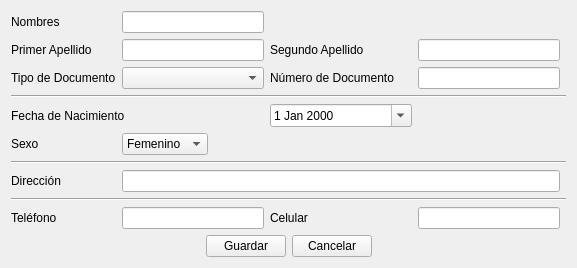
First picture: the form in ui_cliente_datos.ui, repository benArambide/ProyFinal-IS2, before the edit.
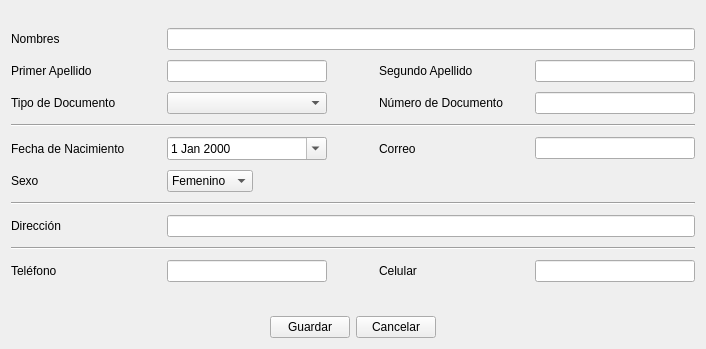
Second picture: the form after the edit.

Commit message: clientes completo, solo falta buscar

What changed in the file:
```diff
--- a/ui_cliente_datos.ui
+++ b/ui_cliente_datos.ui
@@ -6,45 +6,221 @@
    <rect>
     <x>0</x>
     <y>0</y>
-    <width>577</width>
-    <height>254</height>
+    <width>706</width>
+    <height>349</height>
    </rect>
   </property>
   <property name="windowTitle">
    <string>Form</string>
   </property>
+  <layout class="QGridLayout" name="gridLayout_3">
+   <item row="0" column="0">
   <layout class="QGridLayout" name="gridLayout_2">
    <item row="0" column="0">
-    <layout class="QGridLayout" name="gridLayout">
-     <item row="0" column="0">
+      <layout class="QGridLayout" name="gridLayout_4">
+       <item row="3" column="4">
+        <widget class="QLineEdit" name="lineEdit_nroDoc"/>
+       </item>
+       <item row="4" column="0" colspan="5">
+        <widget class="Line" name="line">
+         <property name="orientation">
+          <enum>Qt::Horizontal</enum>
+         </property>
+        </widget>
+       </item>
+       <item row="0" column="4">
+        <spacer name="horizontalSpacer_12">
+         <property name="orientation">
+          <enum>Qt::Horizontal</enum>
+         </property>
+         <property name="sizeType">
+          <enum>QSizePolicy::Fixed</enum>
+         </property>
+         <property name="sizeHint" stdset="0">
+          <size>
+           <width>150</width>
+           <height>13</height>
+          </size>
+         </property>
+        </spacer>
+       </item>
+       <item row="2" column="3">
+        <widget class="QLabel" name="label_29">
+         <property name="text">
+          <string>Segundo Apellido</string>
+         </property>
+        </widget>
+       </item>
+       <item row="3" column="3">
+        <widget class="QLabel" name="label_16">
+         <property name="text">
+          <string>Número de Documento</string>
+         </property>
+        </widget>
+       </item>
+       <item row="1" column="0">
       <widget class="QLabel" name="label_25">
        <property name="text">
         <string>Nombres</string>
        </property>
       </widget>
      </item>
-     <item row="2" column="0">
+       <item row="1" column="1" colspan="4">
+        <widget class="QLineEdit" name="lineEdit_nombres">
+         <property name="focusPolicy">
+          <enum>Qt::StrongFocus</enum>
+         </property>
+         <property name="contextMenuPolicy">
+          <enum>Qt::DefaultContextMenu</enum>
+         </property>
+        </widget>
+       </item>
+       <item row="0" column="1">
+        <spacer name="horizontalSpacer_7">
+         <property name="orientation">
+          <enum>Qt::Horizontal</enum>
+         </property>
+         <property name="sizeType">
+          <enum>QSizePolicy::Fixed</enum>
+         </property>
+         <property name="sizeHint" stdset="0">
+          <size>
+           <width>150</width>
+           <height>13</height>
+          </size>
+         </property>
+        </spacer>
+       </item>
+       <item row="0" column="3">
+        <spacer name="horizontalSpacer_11">
+         <property name="orientation">
+          <enum>Qt::Horizontal</enum>
+         </property>
+         <property name="sizeType">
+          <enum>QSizePolicy::Fixed</enum>
+         </property>
+         <property name="sizeHint" stdset="0">
+          <size>
+           <width>150</width>
+           <height>13</height>
+          </size>
+         </property>
+        </spacer>
+       </item>
+       <item row="0" column="2">
+        <spacer name="horizontalSpacer_8">
+         <property name="orientation">
+          <enum>Qt::Horizontal</enum>
+         </property>
+         <property name="sizeType">
+          <enum>QSizePolicy::Fixed</enum>
+         </property>
+         <property name="sizeHint" stdset="0">
+          <size>
+           <width>40</width>
+           <height>13</height>
+          </size>
+         </property>
+        </spacer>
+       </item>
+       <item row="3" column="0">
       <widget class="QLabel" name="label_24">
        <property name="text">
         <string>Tipo de Documento</string>
        </property>
       </widget>
      </item>
-     <item row="4" column="0" colspan="5">
-      <widget class="Line" name="line">
+       <item row="10" column="1">
+        <widget class="QLineEdit" name="lineEdit_telefono"/>
+       </item>
+       <item row="7" column="0" colspan="5">
+        <widget class="Line" name="line_2">
        <property name="orientation">
         <enum>Qt::Horizontal</enum>
        </property>
       </widget>
      </item>
-     <item row="5" column="0" colspan="2">
+       <item row="5" column="0">
       <widget class="QLabel" name="label_28">
        <property name="text">
         <string>Fecha de Nacimiento</string>
        </property>
       </widget>
      </item>
-     <item row="5" column="2">
+       <item row="9" column="0" colspan="5">
+        <widget class="Line" name="line_3">
+         <property name="orientation">
+          <enum>Qt::Horizontal</enum>
+         </property>
+        </widget>
+       </item>
+       <item row="2" column="0">
+        <widget class="QLabel" name="label_21">
+         <property name="text">
+          <string>Primer Apellido</string>
+         </property>
+        </widget>
+       </item>
+       <item row="10" column="0">
+        <widget class="QLabel" name="label_22">
+         <property name="text">
+          <string>Teléfono</string>
+         </property>
+        </widget>
+       </item>
+       <item row="0" column="0">
+        <spacer name="horizontalSpacer_4">
+         <property name="orientation">
+          <enum>Qt::Horizontal</enum>
+         </property>
+         <property name="sizeType">
+          <enum>QSizePolicy::Fixed</enum>
+         </property>
+         <property name="sizeHint" stdset="0">
+          <size>
+           <width>150</width>
+           <height>13</height>
+          </size>
+         </property>
+        </spacer>
+       </item>
+       <item row="2" column="1">
+        <widget class="QLineEdit" name="lineEdit_primerApellido"/>
+       </item>
+       <item row="2" column="4">
+        <widget class="QLineEdit" name="lineEdit_segundoApellido"/>
+       </item>
+       <item row="8" column="0">
+        <widget class="QLabel" name="label_19">
+         <property name="text">
+          <string>Dirección</string>
+         </property>
+        </widget>
+       </item>
+       <item row="8" column="1" colspan="4">
+        <widget class="QLineEdit" name="lineEdit_direccion"/>
+       </item>
+       <item row="6" column="1">
+        <widget class="QComboBox" name="comboBox_sexo">
+         <property name="sizePolicy">
+          <sizepolicy hsizetype="Fixed" vsizetype="Fixed">
+           <horstretch>0</horstretch>
+           <verstretch>0</verstretch>
+          </sizepolicy>
+         </property>
+         <item>
+          <property name="text">
+           <string>Femenino</string>
+          </property>
+         </item>
+         <item>
+          <property name="text">
+           <string>Masculino</string>
+          </property>
+         </item>
+        </widget>
+       </item>
+       <item row="5" column="1">
       <widget class="QDateEdit" name="dateEdit">
        <property name="sizePolicy">
         <sizepolicy hsizetype="Expanding" vsizetype="Fixed">
@@ -64,37 +240,50 @@
        </property>
       </widget>
      </item>
-     <item row="7" column="0" colspan="5">
-      <widget class="Line" name="line_2">
-       <property name="orientation">
-        <enum>Qt::Horizontal</enum>
+       <item row="3" column="1">
+        <widget class="QComboBox" name="comboBox_tipoDoc"/>
+       </item>
+       <item row="10" column="3">
+        <widget class="QLabel" name="label">
+         <property name="text">
+          <string>Celular</string>
        </property>
       </widget>
      </item>
-     <item row="8" column="0">
-      <widget class="QLabel" name="label_19">
+       <item row="10" column="4">
+        <widget class="QLineEdit" name="celular"/>
+       </item>
+       <item row="5" column="3">
+        <widget class="QLabel" name="label_2">
        <property name="text">
-        <string>Dirección</string>
+          <string>Correo</string>
        </property>
       </widget>
      </item>
-     <item row="9" column="0" colspan="5">
-      <widget class="Line" name="line_3">
+       <item row="5" column="4">
+        <widget class="QLineEdit" name="lineEdit_correo"/>
+       </item>
+      </layout>
+     </item>
+     <item row="1" column="0">
+      <spacer name="verticalSpacer">
        <property name="orientation">
-        <enum>Qt::Horizontal</enum>
+        <enum>Qt::Vertical</enum>
        </property>
-      </widget>
-     </item>
-     <item row="10" column="0">
-      <widget class="QLabel" name="label_22">
-       <property name="text">
-        <string>Teléfono</string>
+       <property name="sizeType">
+        <enum>QSizePolicy::Fixed</enum>
        </property>
-      </widget>
+       <property name="sizeHint" stdset="0">
+        <size>
+         <width>20</width>
+         <height>15</height>
+        </size>
+       </property>
+      </spacer>
      </item>
-     <item row="11" column="0" colspan="5">
-      <layout class="QHBoxLayout" name="horizontalLayout">
-       <item>
+     <item row="2" column="0">
+      <layout class="QGridLayout" name="gridLayout">
+       <item row="0" column="0">
         <spacer name="horizontalSpacer">
          <property name="orientation">
           <enum>Qt::Horizontal</enum>
@@ -107,7 +296,7 @@
          </property>
         </spacer>
        </item>
-       <item>
+       <item row="0" column="1">
         <widget class="QPushButton" name="pushButton_Aceptar">
          <property name="text">
           <string>Guardar</string>
@@ -117,7 +306,7 @@
          </property>
         </widget>
        </item>
-       <item>
+       <item row="0" column="2">
         <widget class="QPushButton" name="pushButton_Cancelar">
          <property name="text">
           <string>Cancelar</string>
@@ -127,7 +316,7 @@
          </property>
         </widget>
        </item>
-       <item>
+       <item row="0" column="3">
         <spacer name="horizontalSpacer_2">
          <property name="orientation">
           <enum>Qt::Horizontal</enum>
@@ -142,78 +331,6 @@
        </item>
       </layout>
      </item>
-     <item row="6" column="1">
-      <widget class="QComboBox" name="comboBox_sexo">
-       <property name="sizePolicy">
-        <sizepolicy hsizetype="Fixed" vsizetype="Fixed">
-         <horstretch>0</horstretch>
-         <verstretch>0</verstretch>
-        </sizepolicy>
-       </property>
-       <item>
-        <property name="text">
-         <string>Femenino</string>
-        </property>
-       </item>
-       <item>
-        <property name="text">
-         <string>Masculino</string>
-        </property>
-       </item>
-      </widget>
-     </item>
-     <item row="8" column="1" colspan="3">
-      <widget class="QLineEdit" name="lineEdit_direccion"/>
-     </item>
-     <item row="0" column="1">
-      <widget class="QLineEdit" name="lineEdit_nombres"/>
-     </item>
-     <item row="1" column="0">
-      <widget class="QLabel" name="label_21">
-       <property name="text">
-        <string>Primer Apellido</string>
-       </property>
-      </widget>
-     </item>
-     <item row="1" column="1">
-      <widget class="QLineEdit" name="lineEdit_primerApellido"/>
-     </item>
-     <item row="1" column="2">
-      <widget class="QLabel" name="label_29">
-       <property name="text">
-        <string>Segundo Apellido</string>
-       </property>
-      </widget>
-     </item>
-     <item row="1" column="3">
-      <widget class="QLineEdit" name="lineEdit_segundoApellido"/>
-     </item>
-     <item row="10" column="1">
-      <widget class="QLineEdit" name="lineEdit_telefono"/>
-     </item>
-     <item row="10" column="2">
-      <widget class="QLabel" name="label">
-       <property name="text">
-        <string>Celular</string>
-       </property>
-      </widget>
-     </item>
-     <item row="10" column="3">
-      <widget class="QLineEdit" name="celular"/>
-     </item>
-     <item row="2" column="1">
-      <widget class="QComboBox" name="comboBox_tipoDoc"/>
-     </item>
-     <item row="2" column="3">
-      <widget class="QLineEdit" name="lineEdit_nroDoc"/>
-     </item>
-     <item row="2" column="2">
-      <widget class="QLabel" name="label_16">
-       <property name="text">
-        <string>Número de Documento</string>
-       </property>
-      </widget>
-     </item>
     </layout>
    </item>
   </layout>
```
Lines whose indentation alone changed are shown as unchanged. The commit also changes 20 other files.
